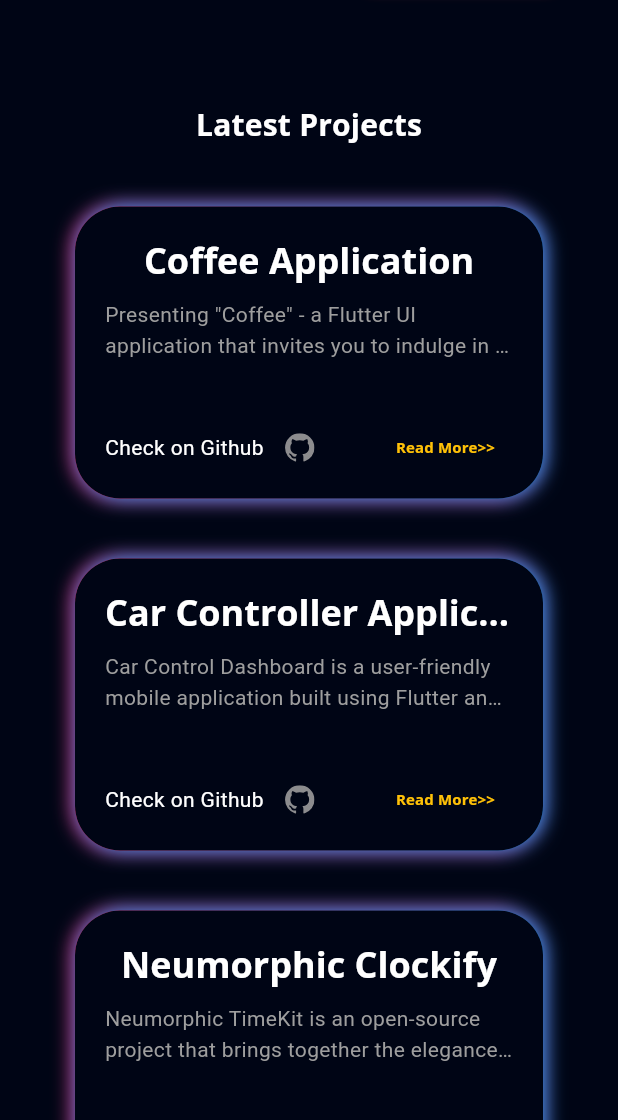
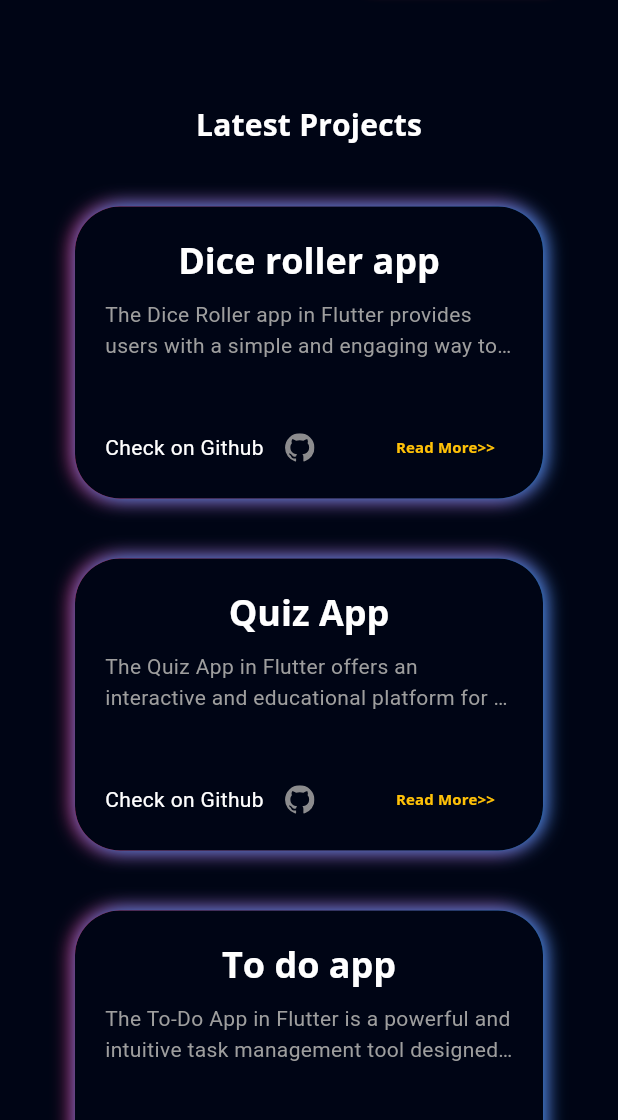
Before and after one commit to Naincy04/My-Portfolio-App, a Flutter app: the screen it shows after launch, scrolled down 1152 dp, on a phone screen of 412 x 824 dp, the part 116-1236 px from its top. Run offline on Flutter 3.47's test engine with Material 3 defaults, Android fonts, the phone set to English and light mode, and no system bars; our stand-ins replace flutter_svg, font_awesome_flutter, get, google_fonts, photo_view.

Commit message:
Project section

```diff
--- a/lib/about_me/drawer_image.dart
+++ b/lib/about_me/drawer_image.dart
@@ -8,11 +8,11 @@ class DrawerImage extends StatelessWidget {
   @override
   Widget build(BuildContext context) {
     return Container(
-      height: 100,
-      width: 100,
+      height: 300,
+      width: 300,
       padding: const EdgeInsets.all(defaultPadding / 6),
       decoration: BoxDecoration(
-          borderRadius: BorderRadius.circular(50),
+          borderRadius: BorderRadius.circular(150),
           gradient: LinearGradient(
             colors: [
               Colors.pink,
@@ -25,11 +25,11 @@ class DrawerImage extends StatelessWidget {
                 color: Colors.blue, blurRadius: 10, offset: Offset(0, -2)),
           ]),
       child: ClipRRect(
-          borderRadius: BorderRadius.circular(50),
+          borderRadius: BorderRadius.circular(150),
           child: Transform.rotate(
               angle: 0.1,
               child: Image.asset(
-                'assets/images/profile.png',
+                'assets/images/profile.jpg',
                 fit: BoxFit.cover,
               ))),
     );
--- a/lib/model/project_model.dart
+++ b/lib/model/project_model.dart
@@ -8,50 +8,26 @@ class Project {
 
 List<Project> projectList = [
   Project(
-    'Coffee Application',
-    'Presenting "Coffee" - a Flutter UI application that invites you to indulge in a delightful coffee adventure. Immerse yourself in the world of rich aroma and flavor as you browse through an exquisite selection of specialty coffees. With a user-friendly interface, exploring different blends and discovering their unique details becomes a delightful experience.',
+    'Dice roller app',
+    'The Dice Roller app in Flutter provides users with a simple and engaging way to simulate rolling a six-sided die. The app features an intuitive user interface, displaying a central area where users can see the current rolled dice face. Users can initiate the dice roll by tapping a dedicated button, triggering a random number generation between 1 and 6, simulating the roll of a physical die.',
     'assets/images/coffee.png',
-    'https://github.com/Hamad-Anwar/Coffe-Shop-Beautifull-UI',
+    'https://github.com/Naincy04/dice-roller-app',
   ),
   Project(
-    'Car Controller Application UI',
-    'Car Control Dashboard is a user-friendly mobile application built using Flutter and powered by GetX for efficient state management. Enjoy a modern and intuitive design that adapts to various screen sizes, Interact with dynamic car controls, including speed, steering, and temperature. Realistic animations enhance the visual appeal, making it feel like you are controlling a real car!',
+    'Quiz App',
+    'The Quiz App in Flutter offers an interactive and educational platform for users to engage with a variety of quizzes on diverse topics. The app boasts a user-friendly interface, providing an enjoyable experience for both casual learners and quiz enthusiasts. Users can choose from a range of quiz categories, answer questions, and receive instant feedback on their performance. With features such as scoring, time tracking, and progress tracking, the app encourages users to enhance their knowledge and challenge themselves. The visually appealing design, coupled with smooth animations and transitions, ensures an immersive and enjoyable quiz-taking experience. Whether used for self-assessment, learning new facts, or competitive play, the Flutter Quiz App is a versatile and engaging tool for knowledge exploration.',
     'assets/images/car.png',
-    'https://github.com/Hamad-Anwar/Car-Controller-Getx-Flutter',
+    'https://github.com/Naincy04/quiz-app',
   ),
   Project(
-      'Neumorphic Clockify',
-      'Neumorphic TimeKit is an open-source project that brings together the elegance of a beautifully designed alarm system, an analog clock with a neumorphic touch, and a feature-rich stopwatch. Whether you\'re looking for a functional alarm tool, a stylish desktop clock, or a precise stopwatch, TimeKit has you covered.',
-      'assets/images/alarm.jpg',
-      'https://github.com/Hamad-Anwar/Neumorphic-Analog-Clockify'),
+    'To do app',
+    'The To-Do App in Flutter is a powerful and intuitive task management tool designed to streamline users daily productivity. With a clean and user-friendly interface, the app enables users to create, organize, and prioritize tasks effortlessly. Users can add tasks, set due dates, and categorize items for easy identification. The app provides features like task completion tracking, allowing users to mark items as done, and intuitive gestures for efficient task management. With real-time syncing across devices, users can access their to-do lists seamlessly from anywhere. The Flutter To-Do App aims to enhance productivity and organization, making it an essential companion for individuals seeking an efficient way to manage their daily tasks and responsibilities',
+    'assets/images/alarm.jpg',
+    'https://github.com/Naincy04/to-do-app',
+  ),
   Project(
-      'CUI Aider',
-      'CUI AIDER is an extraordinary application that brings together augmented reality (AR), a robust student portal, intuitive class management, and a comprehensive GPA system, providing an all-encompassing solution for students.Using AR technology, CUI AIDER offers an immersive experience, allowing users to explore the complete university campus virtually. Through AR, students can visualize buildings, navigate with interactive directions, and gain a better understanding of their surroundings.',
+      'Compliment Generator',
+      'The Compliment Generator Task in Flutter is a delightful and uplifting application designed to spread positivity and brighten users days. With a charming and user-friendly interface, the app generates personalized compliments with just a tap. Users can enjoy a variety of compliments, ranging from encouraging messages to light-hearted affirmations. The application not only aims to boost users spirits but also provides an interactive and enjoyable experience. Whether used for self-motivation or to share compliments with friends, the Flutter Compliment Generator Task is a fun and heartwarming addition to daily routines, fostering a positive and affirming atmosphere.',
       'assets/images/cui.png',
-      'https://github.com/Hamad-Anwar/'),
-  Project(
-      'Flutter Music Streaming Application',
-      'A Flutter music streaming application that allows users to play audio files from local storage. The app features a beautiful neumorphic UI design and provides a smooth user experience for browsing and playing music.',
-      'assets/images/player.png',
-      'https://github.com/Hamad-Anwar/Neumorphic-Music_Player-Flutter'),
-  Project(
-      'Food Recipe App',
-      'This repository contains a Flutter implementation of a Food Recipe app with a captivating introduction section and impressive animations. It also features a signup and signin page with animations, elegantly presented on a bottom sheet.',
-      'assets/images/recipe.png',
-      'https://github.com/Hamad-Anwar/Food-Recipe-App-Flutter'),
-  Project(
-      'Task Sync Pro',
-      'Welcome to the Beautiful Task Scheduler App repository! This Flutter-based task management application combines elegant design with a robust backend, ensuring a seamless and organized task management experience. From stunning UI to real-time synchronization, this app has you covered.',
-      'assets/images/task.png',
-      'https://github.com/Hamad-Anwar/Task-Sync-Pro-Flutter'),
-  Project(
-      'Flutter Chat Application with Firebase',
-      'Welcome to our innovative Flutter chat application! This feature-rich messaging platform allows users to connect and communicate seamlessly through text and images. The app is built using Flutter for the frontend and integrates with Firebase for backend services, including authentication, real-time database, and storage.',
-      'assets/images/chat.png',
-      'https://github.com/Hamad-Anwar/Messenger-App-Backend-Firebase'),
-  Project(
-      'Doctor Appointment Application',
-      'Introducing the extraordinary "Doctor Appointment System" - a state-of-the-art Flutter UI application that redefines healthcare accessibility and efficiency. Seamlessly crafted, this app empowers users to effortlessly select doctors based on categories, engage in smooth messaging, and access detailed profiles.',
-      'assets/images/doctor.png',
-      'https://github.com/Hamad-Anwar/Doctor-Appointment-Application-UI'),
+      'https://github.com/Naincy04/compliment-generator-task'),
 ];
```
Also changed, not shown: assets/images/profile.jpg (added), assets/images/profile.png (deleted), 8 other files.
